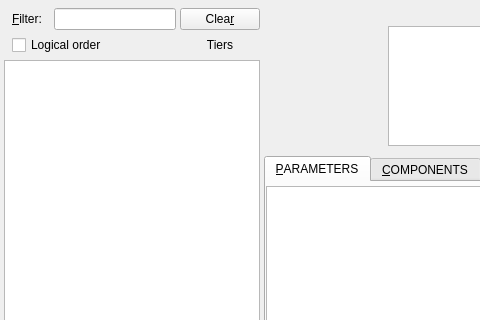
Above: src/itemsview.ui from nnemkin/perpetuum-planner before the change; both pictures show x 0 to 480 and y 0 to 320 of the 584 by 701 pixel window. Below: the same form after it.
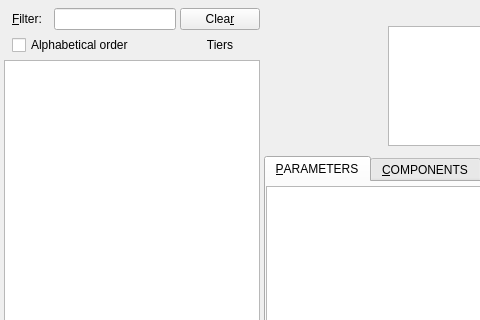
That is the form after the change. Icons and pictures are not drawn. Custom widgets are drawn as their Qt base class.

Commit message: Changed "Logical order" checkbox to "Alphabetical order" for clarity.

```diff
--- a/src/itemsview.ui
+++ b/src/itemsview.ui
@@ -118,7 +118,7 @@
          <item>
           <widget class="QCheckBox" name="checkLogicalOrder">
            <property name="text">
-            <string>Logical order</string>
+            <string>Alphabetical order</string>
            </property>
           </widget>
          </item>
```
Left out of the diff: 2 changed lines with no effect on the pictures. The commit also changes 12 other files.
